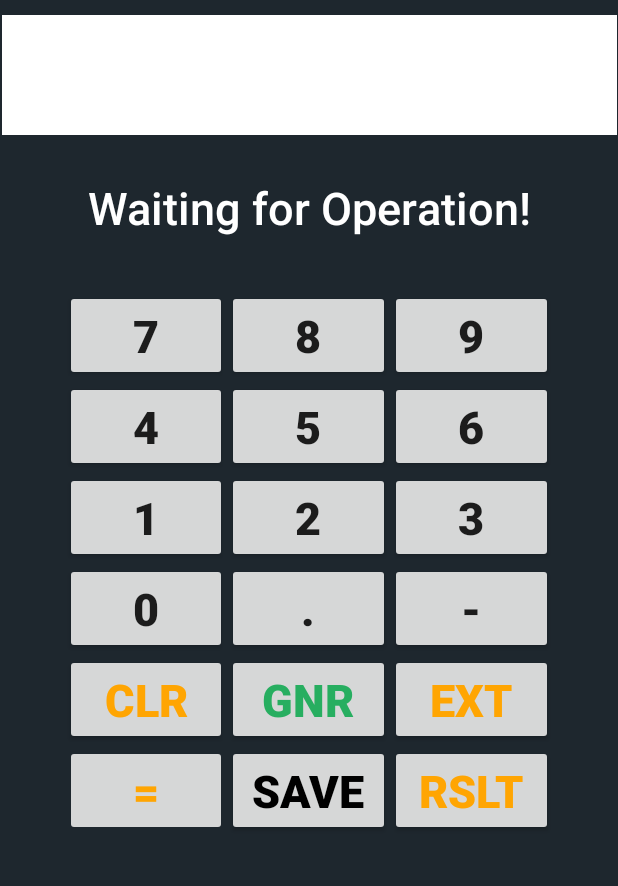
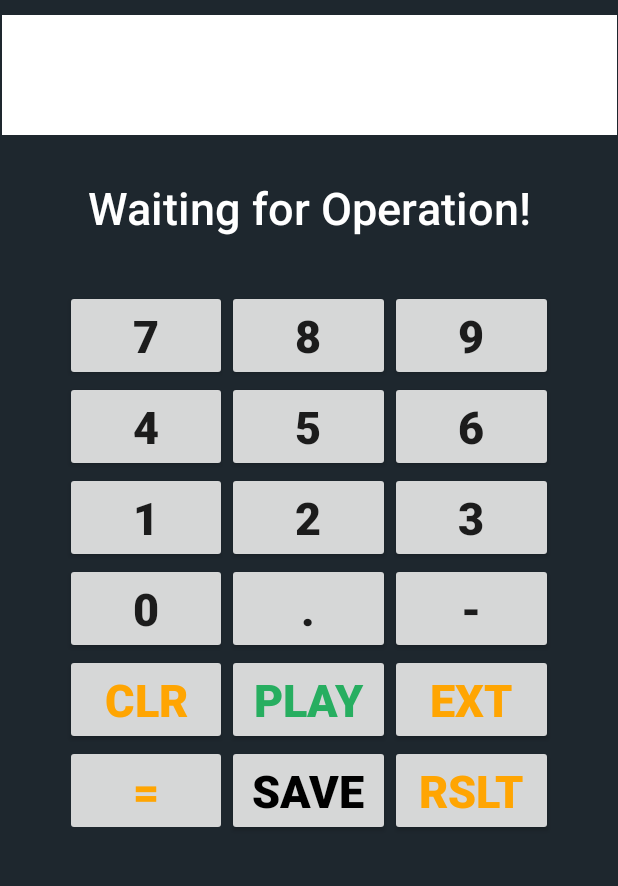
Before and after one commit to michukanyto/calculator, an Android app: the screen it shows after launch (MainActivity), on a phone screen of 412 x 824 dp, the part 138-1024 px from its top. Run offline under Robolectric (Android 15) with nearby library versions, the phone set to English and light mode, and no system bars.

Commit message:
buttonPlay with 2 functions

```diff
--- a/app/src/main/res/layout/activity_main.xml
+++ b/app/src/main/res/layout/activity_main.xml
@@ -234,12 +234,12 @@
                 android:textStyle="bold" />
 
             <Button
-                android:id="@+id/buttonGenerate"
+                android:id="@+id/buttonPlay"
                 android:layout_width="0dp"
                 android:layout_height="wrap_content"
                 android:layout_weight="1"
                 android:tag="gnr"
-                android:text="Gnr"
+                android:text="PLAY"
                 android:textColor="#27ae60"
                 android:textSize="30sp"
                 android:textStyle="bold" />
```
Also changed, not shown: app/src/main/java/com/appsmontreal/calc/MainActivity.java (+33 -7 lines).
